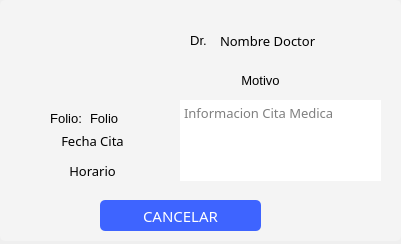
Old version of the form hospital-Core/Widgets/Paciente/paciente_tarjeta_cita.ui in the repository MrDanielG/Hospital-SCRUM.
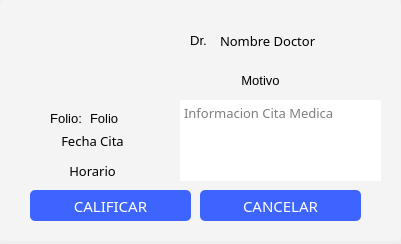
New version of the form. Icons and pictures are not drawn.

What changed in the file:
```diff
--- a/hospital-Core/Widgets/Paciente/paciente_tarjeta_cita.ui
+++ b/hospital-Core/Widgets/Paciente/paciente_tarjeta_cita.ui
@@ -64,8 +64,8 @@
   <widget class="QPushButton" name="btn_gestionar">
    <property name="geometry">
     <rect>
-     <x>100</x>
-     <y>200</y>
+     <x>200</x>
+     <y>190</y>
      <width>161</width>
      <height>31</height>
     </rect>
@@ -348,6 +348,52 @@
     <set>Qt::AlignLeading|Qt::AlignLeft|Qt::AlignVCenter</set>
    </property>
   </widget>
+  <widget class="QPushButton" name="btn_calificar">
+   <property name="geometry">
+    <rect>
+     <x>30</x>
+     <y>190</y>
+     <width>161</width>
+     <height>31</height>
+    </rect>
+   </property>
+   <property name="minimumSize">
+    <size>
+     <width>120</width>
+     <height>0</height>
+    </size>
+   </property>
+   <property name="maximumSize">
+    <size>
+     <width>16777215</width>
+     <height>16777215</height>
+    </size>
+   </property>
+   <property name="font">
+    <font>
+     <family>Montserrat Medium</family>
+     <pointsize>11</pointsize>
+    </font>
+   </property>
+   <property name="styleSheet">
+    <string notr="true">*{
+	color: white;
+	background-color: #3E64FF;
+	border-radius: 5px;
+	padding: 5px;
+}
+
+:hover{
+	background-color: white;
+	color: #3E64FF;
+	border: 1px solid #3E64FF;
+
+}</string>
+   </property>
+   <property name="text">
+    <string>CALIFICAR</string>
+   </property>
+  </widget>
  </widget>
  <resources>
   <include location="../../resources.qrc"/>
```
